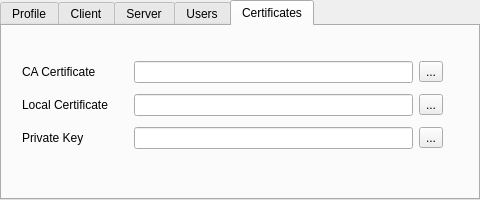
This is resources/preferences.ui in jiakeliu/Cobra as Qt 5 draws it before an edit. The edited form follows.
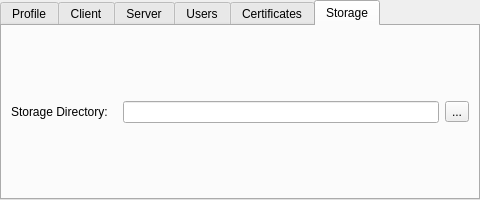
This is the edited form. Icons and pictures are not drawn.

Diff of the .ui file:
```diff
--- a/resources/preferences.ui
+++ b/resources/preferences.ui
@@ -59,7 +59,7 @@
         <enum>QTabWidget::Rounded</enum>
        </property>
        <property name="currentIndex">
-        <number>4</number>
+        <number>5</number>
        </property>
        <widget class="QWidget" name="Profile">
         <attribute name="title">
@@ -736,6 +736,40 @@
          </layout>
         </widget>
        </widget>
+       <widget class="QWidget" name="storageTab">
+        <attribute name="title">
+         <string>Storage</string>
+        </attribute>
+        <layout class="QVBoxLayout" name="verticalLayout_3">
+         <item>
+          <layout class="QHBoxLayout" name="horizontalLayout_14">
+           <item>
+            <widget class="QLabel" name="label_11">
+             <property name="minimumSize">
+              <size>
+               <width>106</width>
+               <height>0</height>
+              </size>
+             </property>
+             <property name="text">
+              <string>Storage Directory:</string>
+             </property>
+            </widget>
+           </item>
+           <item>
+            <widget class="QLineEdit" name="storageDir"/>
+           </item>
+           <item>
+            <widget class="QToolButton" name="tbStorageDir">
+             <property name="text">
+              <string>...</string>
+             </property>
+            </widget>
+           </item>
+          </layout>
+         </item>
+        </layout>
+       </widget>
       </widget>
      </item>
     </layout>
```
Left out of the diff: 2 changed lines with no effect on the pictures.
